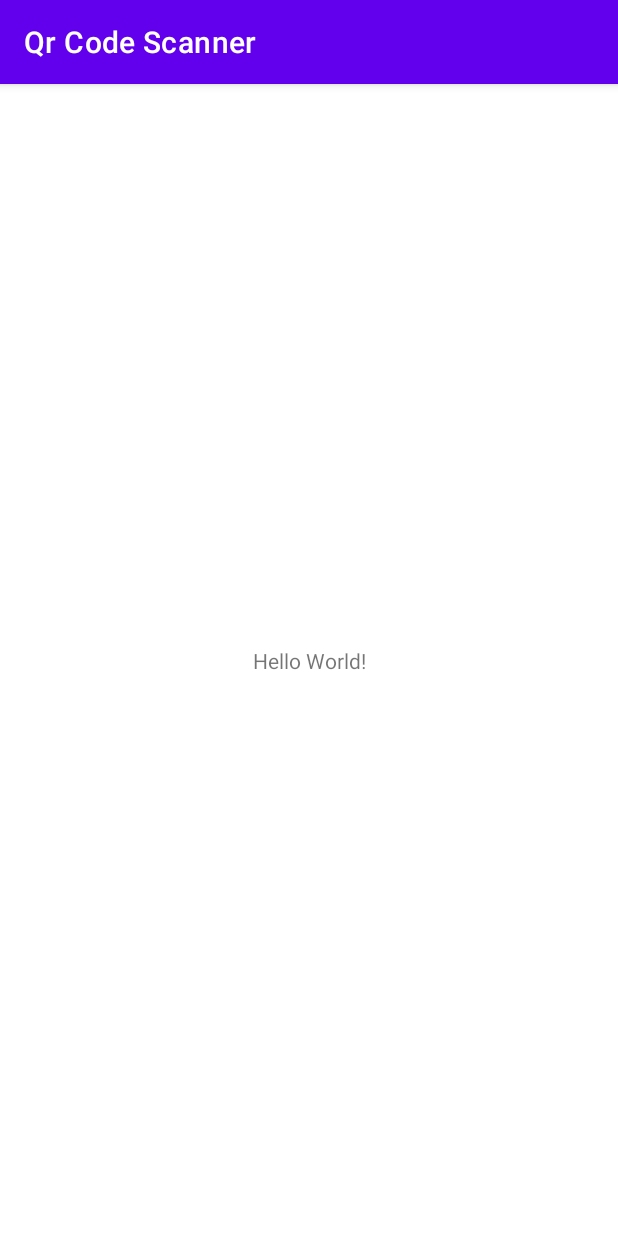
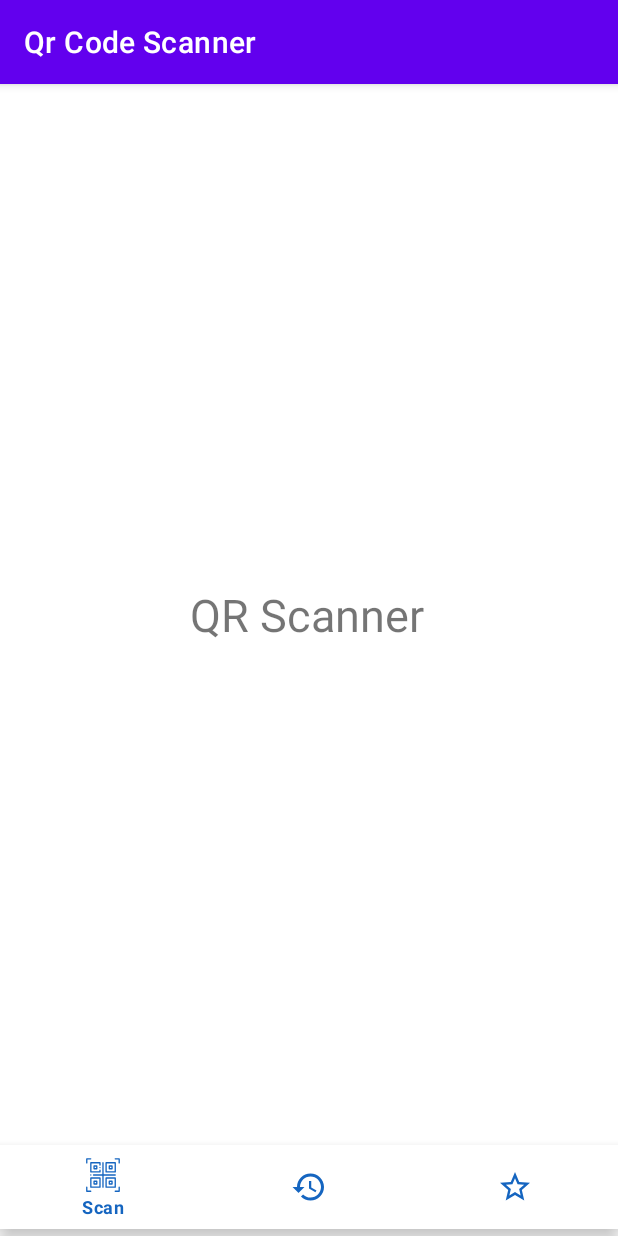
Before and after one commit to Kirca54/QR-Scanner, an Android app: the screen it shows after launch (MainActivity), on a phone screen of 412 x 824 dp. Run offline under Robolectric (Android 15) with nearby library versions, the phone set to English and light mode, and no system bars.

Commit message:
added nav

```diff
--- a/app/build.gradle
+++ b/app/build.gradle
@@ -1,4 +1,5 @@
 plugins {
+    id 'kotlin-android-extensions'
     id 'com.android.application'
     id 'kotlin-android'
 }
@@ -37,7 +38,20 @@ dependencies {
     implementation 'androidx.appcompat:appcompat:1.4.1'
     implementation 'com.google.android.material:material:1.5.0'
     implementation 'androidx.constraintlayout:constraintlayout:2.1.3'
+    implementation 'androidx.legacy:legacy-support-v4:1.0.0'
     testImplementation 'junit:junit:4.+'
     androidTestImplementation 'androidx.test.ext:junit:1.1.3'
     androidTestImplementation 'androidx.test.espresso:espresso-core:3.4.0'
+
+
+    //QR Code Library
+    implementation 'me.dm7.barcodescanner:zbar:1.9.13'
+
+    //Google Material Design
+    implementation 'com.google.android.material:material:1.1.0-alpha07'
+
+
+
+    //Debugging
+    implementation 'com.facebook.stetho:stetho:1.5.1'
 }
--- a/app/src/main/java/com/example/qrcodescanner/MainActivity.kt
+++ b/app/src/main/java/com/example/qrcodescanner/MainActivity.kt
@@ -1,11 +1,60 @@
 package com.example.qrcodescanner
 
+import android.os.Bundle
 import androidx.appcompat.app.AppCompatActivity
-import android.os.Bundle
+import androidx.viewpager.widget.ViewPager
+import com.example.qrcodescanner.R
+import kotlinx.android.synthetic.main.activity_main.*
+
 
 class MainActivity : AppCompatActivity() {
     override fun onCreate(savedInstanceState: Bundle?) {
         super.onCreate(savedInstanceState)
         setContentView(R.layout.activity_main)
+        setViewPager()
+        setBottomViewListener()
+        setViewPagerListener()
+    }
+
+    private fun setViewPager() {
+        viewPager.adapter = MainPagerAdapter(supportFragmentManager)
+        viewPager.offscreenPageLimit = 2
+    }
+
+    private fun setBottomViewListener() {
+        bottomNavigationView.setOnNavigationItemSelectedListener {
+            when (it.itemId) {
+                R.id.qrScanMenuId -> {
+                    viewPager.currentItem = 0
+                }
+                R.id.scannedResultMenuId -> {
+                    viewPager.currentItem = 1
+
+                }
+                R.id.favouriteScannedMenuId -> {
+                    viewPager.currentItem = 2
+                }
+            }
+            return@setOnNavigationItemSelectedListener true
+        }
+    }
+
+
+    private fun setViewPagerListener() {
+        viewPager.setOnPageChangeListener(object : ViewPager.SimpleOnPageChangeListener() {
+            override fun onPageSelected(position: Int) {
+                when (position) {
+                    0 -> {
+                        bottomNavigationView.selectedItemId = R.id.qrScanMenuId
+                    }
+                    1 -> {
+                        bottomNavigationView.selectedItemId = R.id.scannedResultMenuId
+                    }
+                    2 -> {
+                        bottomNavigationView.selectedItemId = R.id.favouriteScannedMenuId
+                    }
+                }
+            }
+        })
     }
 }
--- /dev/null
+++ b/app/src/main/java/com/example/qrcodescanner/MainPagerAdapter.kt
@@ -0,0 +1,38 @@
+package com.example.qrcodescanner
+
+import androidx.fragment.app.Fragment
+import androidx.fragment.app.FragmentManager
+import androidx.fragment.app.FragmentStatePagerAdapter
+import com.example.qrcodescanner.scanned_history.ScannedHistoryFragment
+import com.example.qrcodescanner.scanner.QrScannerFragment
+
+/**
+ * Developed by Happy on 6/7/19
+ */
+class MainPagerAdapter(fm: FragmentManager) : FragmentStatePagerAdapter(fm) {
+
+
+    override fun getItem(position: Int): Fragment {
+        return when (position) {
+            0 -> {
+                QrScannerFragment.newInstance()
+            }
+
+            1 -> {
+                ScannedHistoryFragment.newInstance()
+            }
+
+            2 -> {
+                ScannedHistoryFragment.newInstance()
+            }
+
+            else -> {
+                QrScannerFragment()
+            }
+        }
+    }
+
+    override fun getCount(): Int {
+        return 3
+    }
+}
--- /dev/null
+++ b/app/src/main/java/com/example/qrcodescanner/scanned_history/ScannedHistoryFragment.kt
@@ -0,0 +1,49 @@
+package com.example.qrcodescanner.scanned_history
+
+import android.os.Bundle
+import androidx.fragment.app.Fragment
+import android.view.LayoutInflater
+import android.view.View
+import android.view.ViewGroup
+import com.example.qrcodescanner.R
+
+
+private const val ARG_PARAM1 = "param1"
+private const val ARG_PARAM2 = "param2"
+
+
+class ScannedHistoryFragment : Fragment() {
+
+    /*private var param1: String? = null
+    private var param2: String? = null
+
+    override fun onCreate(savedInstanceState: Bundle?) {
+        super.onCreate(savedInstanceState)
+        arguments?.let {
+            param1 = it.getString(ARG_PARAM1)
+            param2 = it.getString(ARG_PARAM2)
+        }
+    }*/
+
+    companion object {
+
+        fun newInstance(): ScannedHistoryFragment {
+            return ScannedHistoryFragment()
+        }
+        /*@JvmStatic
+        fun newInstance(param1: String, param2: String) =
+            ScannedHistoryFragment().apply {
+                arguments = Bundle().apply {
+                    putString(ARG_PARAM1, param1)
+                    putString(ARG_PARAM2, param2)
+                }
+            }*/
+    }
+
+    override fun onCreateView(
+        inflater: LayoutInflater, container: ViewGroup?,savedInstanceState: Bundle?): View? {
+        return inflater.inflate(R.layout.fragment_scanned_history, container, false)
+    }
+
+
+}
--- /dev/null
+++ b/app/src/main/java/com/example/qrcodescanner/scanner/QrScannerFragment.kt
@@ -0,0 +1,47 @@
+package com.example.qrcodescanner.scanner
+
+import android.os.Bundle
+import androidx.fragment.app.Fragment
+import android.view.LayoutInflater
+import android.view.View
+import android.view.ViewGroup
+import com.example.qrcodescanner.R
+
+private const val ARG_PARAM1 = "param1"
+private const val ARG_PARAM2 = "param2"
+
+
+class QrScannerFragment : Fragment() {
+
+   /* private var param1: String? = null
+    private var param2: String? = null
+
+    override fun onCreate(savedInstanceState: Bundle?) {
+        super.onCreate(savedInstanceState)
+        arguments?.let {
+            param1 = it.getString(ARG_PARAM1)
+            param2 = it.getString(ARG_PARAM2)
+        }
+    }*/
+
+    companion object {
+        fun newInstance(): QrScannerFragment {
+            return QrScannerFragment()
+        }
+        /* @JvmStatic
+         fun newInstance(param1: String, param2: String) =
+             QrScannerFragment().apply {
+                 arguments = Bundle().apply {
+                     putString(ARG_PARAM1, param1)
+                     putString(ARG_PARAM2, param2)
+                 }
+             }*/
+    }
+
+    override fun onCreateView(
+        inflater: LayoutInflater, container: ViewGroup?, savedInstanceState:Bundle?): View? {
+        return inflater.inflate(R.layout.fragment_qr_scanner, container, false)
+    }
+
+
+}
--- a/app/src/main/res/layout/activity_main.xml
+++ b/app/src/main/res/layout/activity_main.xml
@@ -3,16 +3,35 @@
     xmlns:app="http://schemas.android.com/apk/res-auto"
     xmlns:tools="http://schemas.android.com/tools"
     android:layout_width="match_parent"
-    android:layout_height="match_parent"
-    tools:context=".MainActivity">
+    android:layout_height="match_parent">
 
-    <TextView
-        android:layout_width="wrap_content"
+    <androidx.viewpager.widget.ViewPager
+        android:id="@+id/viewPager"
+        android:layout_width="409dp"
+        android:layout_height="0dp"
+        android:layout_marginTop="0dp"
+        app:layout_constraintBottom_toTopOf="@+id/bottomNavigationView"
+        app:layout_constraintEnd_toEndOf="parent"
+        app:layout_constraintHorizontal_bias="0.0"
+        app:layout_constraintStart_toStartOf="parent"
+        app:layout_constraintTop_toTopOf="parent"
+        app:layout_constraintVertical_bias="0.0" />
+
+    <com.google.android.material.bottomnavigation.BottomNavigationView
+        android:id="@+id/bottomNavigationView"
+        android:layout_width="match_parent"
         android:layout_height="wrap_content"
-        android:text="Hello World!"
+        android:background="@color/white"
+        app:itemIconTint="@color/colorPrimaryDark"
+        app:itemTextColor="@color/colorPrimaryDark"
+        app:labelVisibilityMode="selected"
         app:layout_constraintBottom_toBottomOf="parent"
-        app:layout_constraintLeft_toLeftOf="parent"
-        app:layout_constraintRight_toRightOf="parent"
-        app:layout_constraintTop_toTopOf="parent" />
+        app:layout_constraintEnd_toEndOf="parent"
+        app:layout_constraintStart_toStartOf="parent"
+        app:layout_constraintTop_toTopOf="parent"
+        app:layout_constraintVertical_bias="0.993"
+        app:menu="@menu/menu_bottomnav">
+
+    </com.google.android.material.bottomnavigation.BottomNavigationView>
 
 </androidx.constraintlayout.widget.ConstraintLayout>
--- /dev/null
+++ b/app/src/main/res/layout/fragment_qr_scanner.xml
@@ -0,0 +1,16 @@
+<?xml version="1.0" encoding="utf-8"?>
+<FrameLayout xmlns:android="http://schemas.android.com/apk/res/android"
+    xmlns:tools="http://schemas.android.com/tools"
+    android:layout_width="match_parent"
+    android:layout_height="match_parent"
+    tools:context=".scanner.QrScannerFragment">
+
+    <!-- TODO: Update blank fragment layout -->
+    <TextView
+        android:layout_width="match_parent"
+        android:layout_height="match_parent"
+        android:gravity="center"
+        android:textSize="30dp"
+        android:text="QR Scanner" />
+
+</FrameLayout>
--- /dev/null
+++ b/app/src/main/res/layout/fragment_scanned_history.xml
@@ -0,0 +1,16 @@
+<?xml version="1.0" encoding="utf-8"?>
+<FrameLayout xmlns:android="http://schemas.android.com/apk/res/android"
+    xmlns:tools="http://schemas.android.com/tools"
+    android:layout_width="match_parent"
+    android:layout_height="match_parent"
+    tools:context=".scanned_history.ScannedHistoryFragment">
+
+    <!-- TODO: Update blank fragment layout -->
+    <TextView
+        android:layout_width="match_parent"
+        android:layout_height="match_parent"
+        android:gravity="center"
+        android:textSize="30dp"
+        android:text="Scanned History" />
+
+</FrameLayout>
--- /dev/null
+++ b/app/src/main/res/menu/menu_bottomnav.xml
@@ -0,0 +1,18 @@
+<?xml version="1.0" encoding="utf-8"?>
+<menu xmlns:android="http://schemas.android.com/apk/res/android">
+
+    <item android:id="@+id/qrScanMenuId"
+        android:title="@string/scan"
+        android:icon="@drawable/ic_qr_code"
+        />
+
+    <item android:id="@+id/scannedResultMenuId"
+        android:title="@string/recent_scanned"
+        android:icon="@drawable/ic_history_blue_24dp"
+        />
+
+    <item android:id="@+id/favouriteScannedMenuId"
+        android:title="@string/favourites"
+        android:icon="@drawable/ic_star_border_white_24dp"
+        />
+</menu>
--- a/app/src/main/res/values/strings.xml
+++ b/app/src/main/res/values/strings.xml
@@ -1,4 +1,9 @@
 <resources>
     <string name="app_name">Qr Code Scanner</string>
     <string name="qr_scanner_app">QR Scanner App</string>
+    <string name="scan">Scan</string>
+    <string name="recent_scanned">Recent scanned</string>
+    <string name="favourites">Favourites</string>
+    <!-- TODO: Remove or change this placeholder text -->
+    <string name="hello_blank_fragment">Hello blank fragment</string>
 </resources>
--- a/build.gradle
+++ b/build.gradle
@@ -1,10 +1,13 @@
 // Top-level build file where you can add configuration options common to all sub-projects/modules.
 buildscript {
+    ext.kotlin_version= '1.3.72'
     repositories {
         google()
         mavenCentral()
     }
     dependencies {
+        classpath "org.jetbrains.kotlin:kotlin-gradle-plugin:$kotlin_version"
+        classpath "org.jetbrains.kotlin:kotlin-android-extensions:$kotlin_version"
         classpath "com.android.tools.build:gradle:7.0.3"
         classpath "org.jetbrains.kotlin:kotlin-gradle-plugin:1.5.31"
 
```
